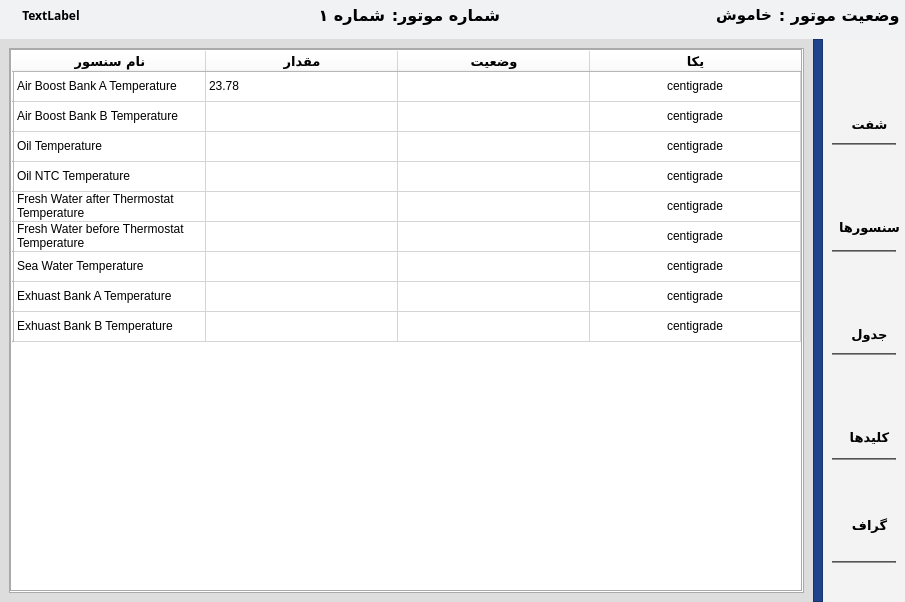
Before: the Qt Designer form main.ui in AmirNikravan/Control-Monitor, drawn with Qt 5.
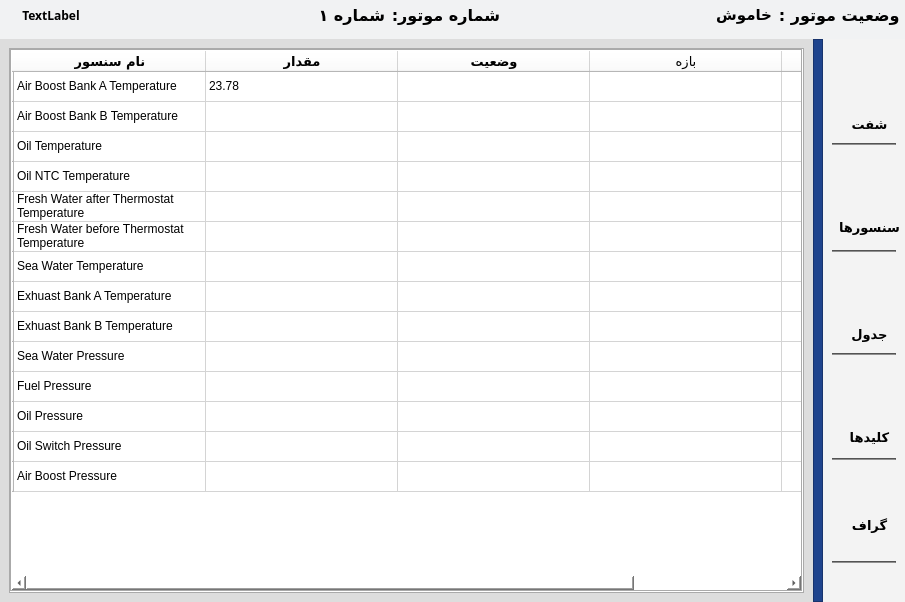
After: the same form once the commit is applied. The open tabs and pages were chosen to show the change. Icons and pictures are not drawn. Custom widgets are drawn as their Qt base class.

Commit message: adding data  base and adding pressure to table

```diff
--- a/main.ui
+++ b/main.ui
@@ -1670,6 +1670,31 @@
                   <string/>
                  </property>
                 </row>
+                <row>
+                 <property name="text">
+                  <string/>
+                 </property>
+                </row>
+                <row>
+                 <property name="text">
+                  <string/>
+                 </property>
+                </row>
+                <row>
+                 <property name="text">
+                  <string/>
+                 </property>
+                </row>
+                <row>
+                 <property name="text">
+                  <string/>
+                 </property>
+                </row>
+                <row>
+                 <property name="text">
+                  <string/>
+                 </property>
+                </row>
                 <column>
                  <property name="text">
                   <string>نام سنسور</string>
@@ -1706,6 +1731,17 @@
                   </font>
                  </property>
                 </column>
+                <column>
+                 <property name="text">
+                  <string>بازه</string>
+                 </property>
+                 <property name="font">
+                  <font>
+                   <family>IRANSansXFaNum</family>
+                   <pointsize>10</pointsize>
+                  </font>
+                 </property>
+                </column>
                 <column>
                  <property name="text">
                   <string>یکا</string>
@@ -1729,11 +1765,14 @@
                  </property>
                 </item>
                 <item row="0" column="2">
+                 <property name="text">
+                  <string/>
+                 </property>
                  <property name="textAlignment">
                   <set>AlignCenter</set>
                  </property>
                 </item>
-                <item row="0" column="3">
+                <item row="0" column="4">
                  <property name="text">
                   <string>centigrade</string>
                  </property>
@@ -1747,11 +1786,14 @@
                  </property>
                 </item>
                 <item row="1" column="2">
+                 <property name="text">
+                  <string/>
+                 </property>
                  <property name="textAlignment">
                   <set>AlignCenter</set>
                  </property>
                 </item>
-                <item row="1" column="3">
+                <item row="1" column="4">
                  <property name="text">
                   <string>centigrade</string>
                  </property>
@@ -1765,11 +1807,14 @@
                  </property>
                 </item>
                 <item row="2" column="2">
+                 <property name="text">
+                  <string/>
+                 </property>
                  <property name="textAlignment">
                   <set>AlignCenter</set>
                  </property>
                 </item>
-                <item row="2" column="3">
+                <item row="2" column="4">
                  <property name="text">
                   <string>centigrade</string>
                  </property>
@@ -1783,11 +1828,14 @@
                  </property>
                 </item>
                 <item row="3" column="2">
+                 <property name="text">
+                  <string/>
+                 </property>
                  <property name="textAlignment">
                   <set>AlignCenter</set>
                  </property>
                 </item>
-                <item row="3" column="3">
+                <item row="3" column="4">
                  <property name="text">
                   <string>centigrade</string>
                  </property>
@@ -1801,11 +1849,14 @@
                  </property>
                 </item>
                 <item row="4" column="2">
+                 <property name="text">
+                  <string/>
+                 </property>
                  <property name="textAlignment">
                   <set>AlignCenter</set>
                  </property>
                 </item>
-                <item row="4" column="3">
+                <item row="4" column="4">
                  <property name="text">
                   <string>centigrade</string>
                  </property>
@@ -1819,11 +1870,14 @@
                  </property>
                 </item>
                 <item row="5" column="2">
+                 <property name="text">
+                  <string/>
+                 </property>
                  <property name="textAlignment">
                   <set>AlignCenter</set>
                  </property>
                 </item>
-                <item row="5" column="3">
+                <item row="5" column="4">
                  <property name="text">
                   <string>centigrade</string>
                  </property>
@@ -1837,11 +1891,14 @@
                  </property>
                 </item>
                 <item row="6" column="2">
+                 <property name="text">
+                  <string/>
+                 </property>
                  <property name="textAlignment">
                   <set>AlignCenter</set>
                  </property>
                 </item>
-                <item row="6" column="3">
+                <item row="6" column="4">
                  <property name="text">
                   <string>centigrade</string>
                  </property>
@@ -1855,11 +1912,14 @@
                  </property>
                 </item>
                 <item row="7" column="2">
+                 <property name="text">
+                  <string/>
+                 </property>
                  <property name="textAlignment">
                   <set>AlignCenter</set>
                  </property>
                 </item>
-                <item row="7" column="3">
+                <item row="7" column="4">
                  <property name="text">
                   <string>centigrade</string>
                  </property>
@@ -1873,11 +1933,14 @@
                  </property>
                 </item>
                 <item row="8" column="2">
+                 <property name="text">
+                  <string/>
+                 </property>
                  <property name="textAlignment">
                   <set>AlignCenter</set>
                  </property>
                 </item>
-                <item row="8" column="3">
+                <item row="8" column="4">
                  <property name="text">
                   <string>centigrade</string>
                  </property>
@@ -1885,6 +1948,76 @@
                   <set>AlignCenter</set>
                  </property>
                 </item>
+                <item row="9" column="0">
+                 <property name="text">
+                  <string>Sea Water Pressure</string>
+                 </property>
+                </item>
+                <item row="9" column="4">
+                 <property name="text">
+                  <string>bar</string>
+                 </property>
+                 <property name="textAlignment">
+                  <set>AlignCenter</set>
+                 </property>
+                </item>
+                <item row="10" column="0">
+                 <property name="text">
+                  <string>Fuel Pressure</string>
+                 </property>
+                </item>
+                <item row="10" column="4">
+                 <property name="text">
+                  <string>bar</string>
+                 </property>
+                 <property name="textAlignment">
+                  <set>AlignCenter</set>
+                 </property>
+                </item>
+                <item row="11" column="0">
+                 <property name="text">
+                  <string>Oil Pressure</string>
+                 </property>
+                </item>
+                <item row="11" column="1">
+                 <property name="text">
+                  <string/>
+                 </property>
+                </item>
+                <item row="11" column="4">
+                 <property name="text">
+                  <string>bar</string>
+                 </property>
+                 <property name="textAlignment">
+                  <set>AlignCenter</set>
+                 </property>
+                </item>
+                <item row="12" column="0">
+                 <property name="text">
+                  <string>Oil Switch Pressure</string>
+                 </property>
+                </item>
+                <item row="12" column="4">
+                 <property name="text">
+                  <string>bar</string>
+                 </property>
+                 <property name="textAlignment">
+                  <set>AlignCenter</set>
+                 </property>
+                </item>
+                <item row="13" column="0">
+                 <property name="text">
+                  <string>Air Boost Pressure</string>
+                 </property>
+                </item>
+                <item row="13" column="4">
+                 <property name="text">
+                  <string>bar</string>
+                 </property>
+                 <property name="textAlignment">
+                  <set>AlignCenter</set>
+                 </property>
+                </item>
                </widget>
               </item>
              </layout>
```
Left out of the diff: 6 changed lines with no effect on the pictures. The commit also changes 7 other files.
